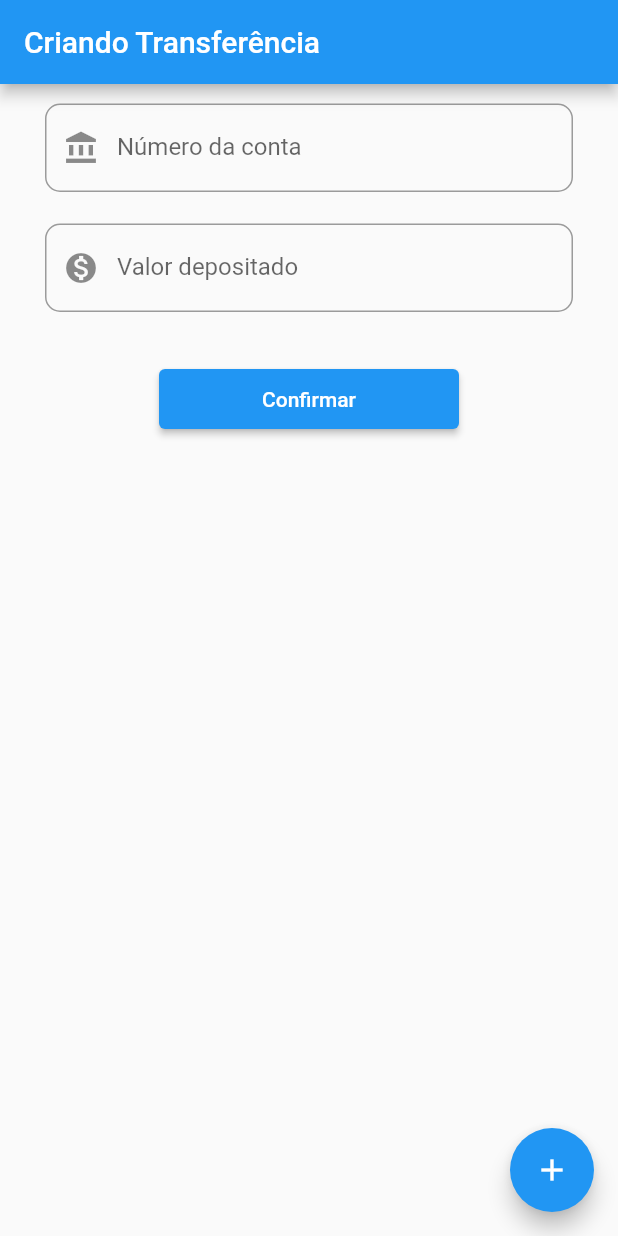
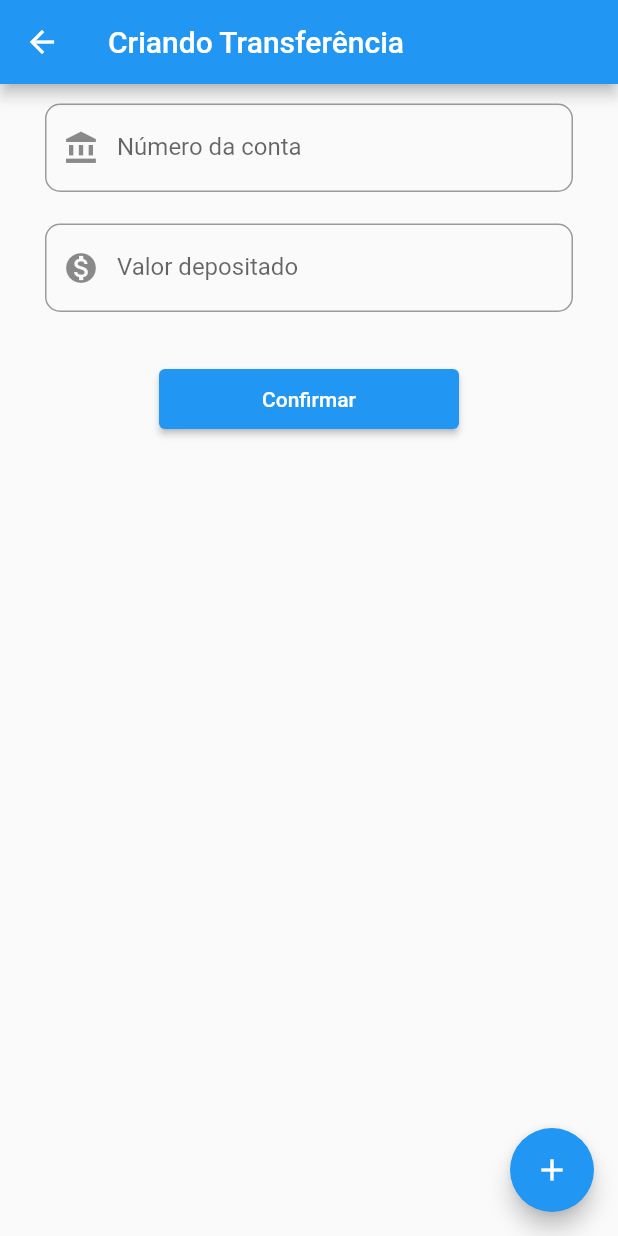
Before and after one commit to Bernardo-Junior/bytebank_app, a Flutter app: the TransferForm screen opened directly, on a phone screen of 412 x 824 dp. Run offline on Flutter 3.47's test engine with Material 2 defaults, Android fonts, the phone set to English and light mode, and no system bars.

```diff
--- a/lib/main.dart
+++ b/lib/main.dart
@@ -9,7 +9,7 @@ class BytebankApp extends StatelessWidget {
   Widget build(BuildContext context) {
     return MaterialApp(
       home: Scaffold(
-        body: TransferForm(),
+        body: TransferList(),
       ),
     );
   }
@@ -21,56 +21,7 @@ class TransferForm extends StatelessWidget {
 
   @override
   Widget build(BuildContext context) {
-    return Scaffold(
-      appBar: AppBar(
-        title: Text('Criando Transferência'),
-      ),
-      body: Column(
-        children: [
-          Padding(
-            padding:
-                const EdgeInsets.only(top: 13, left: 30, right: 30, bottom: 8),
-            child: TextField(
-              controller: _controllerAccount,
-              decoration: InputDecoration(
-                prefixIcon: Icon(Icons.account_balance),
-                labelText: 'Número da conta',
-                hintText: '0000-0',
-                border: OutlineInputBorder(
-                  borderRadius: BorderRadius.circular(10.0),
-                ),
-              ),
-              style: TextStyle(
-                fontSize: 16,
-              ),
-            ),
-          ),
-          Padding(
-            padding:
-                const EdgeInsets.only(top: 13, left: 30, right: 30, bottom: 8),
-            child: TextField(
-              controller: _controllerValue,
-              decoration: InputDecoration(
-                prefixIcon: Icon(Icons.monetization_on),
-                labelText: 'Valor depositado',
-                hintText: 'R\$ 00.00',
-                border: OutlineInputBorder(
-                  borderRadius: BorderRadius.circular(10.0),
-                ),
-              ),
-              style: TextStyle(
-                fontSize: 16,
-              ),
-            ),
-          ),
-          Padding(
-            padding: const EdgeInsets.only(top: 30),
-            child: Container(
-              width: 200,
-              height: 40,
-              child: ElevatedButton(
-                child: Text('Confirmar'),
-                onPressed: () {
+    void submitTransfer() {
       final String? accountNumber = _controllerAccount.text;
       final double? value = double.tryParse(_controllerValue.text);
 
@@ -91,8 +42,7 @@ class TransferForm extends StatelessWidget {
                 Expanded(
                   child: TextButton(
                     onPressed: () {
-                                  ScaffoldMessenger.of(context)
-                                      .hideCurrentSnackBar();
+                      ScaffoldMessenger.of(context).hideCurrentSnackBar();
                     },
                     child: Text(
                       'Fechar',
@@ -108,7 +58,34 @@ class TransferForm extends StatelessWidget {
           ),
         );
       }
-                },
+    }
+
+    return Scaffold(
+      appBar: AppBar(
+        title: Text('Criando Transferência'),
+      ),
+      body: Column(
+        children: [
+          Editor(
+            controller: _controllerAccount,
+            label: 'Número da conta',
+            hint: '00000-0',
+            icon: Icons.account_balance,
+          ),
+          Editor(
+            controller: _controllerValue,
+            label: 'Valor depositado',
+            hint: 'R\$ 00.00',
+            icon: Icons.monetization_on,
+          ),
+          Padding(
+            padding: const EdgeInsets.only(top: 30),
+            child: Container(
+              width: 200,
+              height: 40,
+              child: ElevatedButton(
+                child: Text('Confirmar'),
+                onPressed: () => submitTransfer(),
               ),
             ),
           ),
@@ -119,7 +96,7 @@ class TransferForm extends StatelessWidget {
           Navigator.of(context).push(
             MaterialPageRoute(
               builder: (context) {
-                return TransferList();
+                return TransferForm();
               },
             ),
           );
@@ -139,7 +116,15 @@ class TransferList extends StatelessWidget {
         centerTitle: true,
       ),
       floatingActionButton: FloatingActionButton(
-        onPressed: () {},
+        onPressed: () {
+          Navigator.of(context).push(
+            MaterialPageRoute(
+              builder: (context) {
+                return TransferForm();
+              },
+            ),
+          );
+        },
         child: Icon(Icons.add),
       ),
       body: Column(
@@ -175,6 +160,42 @@ class TransferItem extends StatelessWidget {
   }
 }
 
+class Editor extends StatelessWidget {
+  final TextEditingController controller;
+  final String label;
+  final String hint;
+  final IconData? icon;
+
+  const Editor({
+    Key? key,
+    required this.controller,
+    required this.label,
+    required this.hint,
+    this.icon,
+  }) : super(key: key);
+
+  @override
+  Widget build(BuildContext context) {
+    return Padding(
+      padding: const EdgeInsets.only(top: 13, left: 30, right: 30, bottom: 8),
+      child: TextField(
+        controller: controller,
+        decoration: InputDecoration(
+          prefixIcon: icon != null ? Icon(icon) : null,
+          labelText: label,
+          hintText: hint,
+          border: OutlineInputBorder(
+            borderRadius: BorderRadius.circular(10.0),
+          ),
+        ),
+        style: TextStyle(
+          fontSize: 16,
+        ),
+      ),
+    );
+  }
+}
+
 class Transfer {
   final double value;
   final String account;
```
Lines whose indentation alone changed are shown as unchanged.
